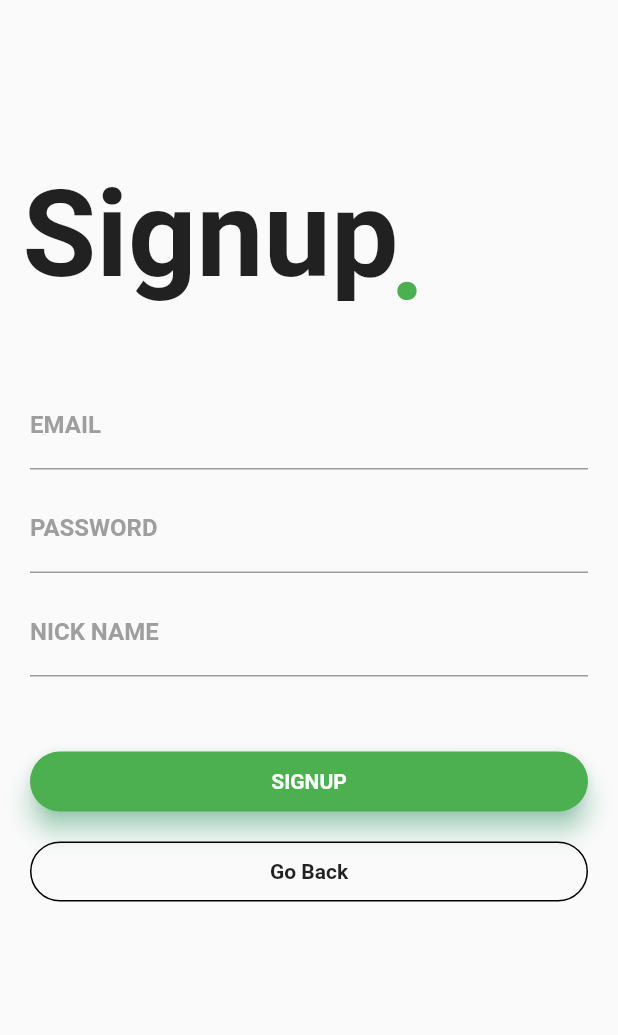
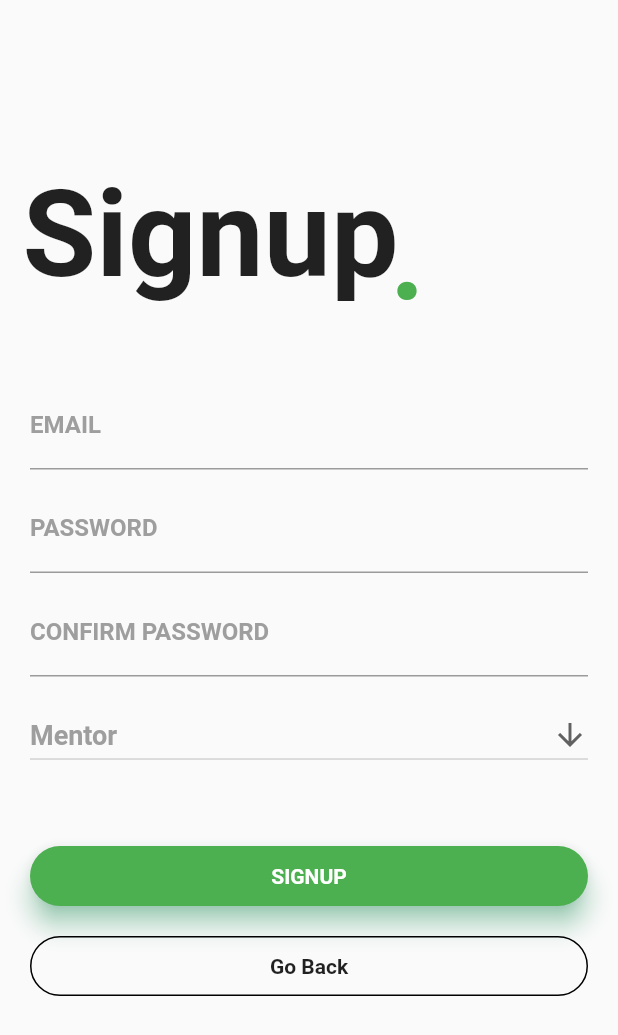
Before and after one commit to CPAD2021SecA/SecAGroup02, a Flutter app: the SignupPage screen opened by its route, on a phone screen of 412 x 824 dp. Shown: the top 1035 px of the screen. Run offline on Flutter 3.47's test engine with Material 2 defaults, Android fonts, the phone set to English and light mode, and no system bars; our stand-ins replace google_fonts; Roboto replaces fonts that are missing (Montserrat); project files that could hold a hidden picture were left out.

Commit message:
Dropdown for role, Firebase auth and firestore dependency added

```diff
--- a/deployproj/lib/signup.dart
+++ b/deployproj/lib/signup.dart
@@ -6,6 +6,7 @@ class SignupPage extends StatefulWidget {
 }
 
 class _SignupPageState extends State<SignupPage> {
+  String dropdownValue = 'Mentor';
   @override
   Widget build(BuildContext context) {
     return new Scaffold(
@@ -67,14 +68,49 @@ class _SignupPageState extends State<SignupPage> {
                   SizedBox(height: 10.0),
                   TextField(
                     decoration: InputDecoration(
-                        labelText: 'NICK NAME ',
+                        labelText: 'CONFIRM PASSWORD ',
                         labelStyle: TextStyle(
                             fontFamily: 'Montserrat',
                             fontWeight: FontWeight.bold,
                             color: Colors.grey),
                         focusedBorder: UnderlineInputBorder(
                             borderSide: BorderSide(color: Colors.green))),
+                    obscureText: true,
                   ),
+                  SizedBox(height: 15.0),
+                  DropdownButton<String>(
+                    value: dropdownValue,
+                    icon: const Icon(Icons.arrow_downward),
+                    items: <String>['Mentor', 'Mentee'].map((String value) {
+                      return DropdownMenuItem<String>(
+                        value: value,
+                        child: Text(value),
+                      );
+                    }).toList(),
+                    isExpanded: true,
+                    hint:Text(
+                    "What Role you want to Play?",
+                    style: TextStyle(
+                        color: Colors.grey,
+                        fontFamily: 'Montserrat',
+                        fontSize: 14,
+                        fontWeight: FontWeight.bold,),
+                    ),
+                   onChanged: (String newValue) {
+                    setState(() {
+                      dropdownValue = newValue;
+                    });
+                    },
+                    style: const TextStyle(
+                      color: Colors.grey,
+                      fontFamily: 'Montserrat',
+                      fontSize: 18,
+                      fontWeight: FontWeight.bold,
+
+                    ),
+
+                  ),
+
                   SizedBox(height: 50.0),
                   Container(
                       height: 40.0,
--- a/deployproj/pubspec.yaml
+++ b/deployproj/pubspec.yaml
@@ -29,6 +29,8 @@ dependencies:
   # Use with the CupertinoIcons class for iOS style icons.
   cupertino_icons: ^0.1.3
   google_fonts: ^1.1.0
+  firebase_auth: ^0.14.0+5
+  cloud_firestore: ^0.12.9+4
 
 dev_dependencies:
   flutter_test:
```
Also changed, not shown: deployproj/pubspec.lock.
